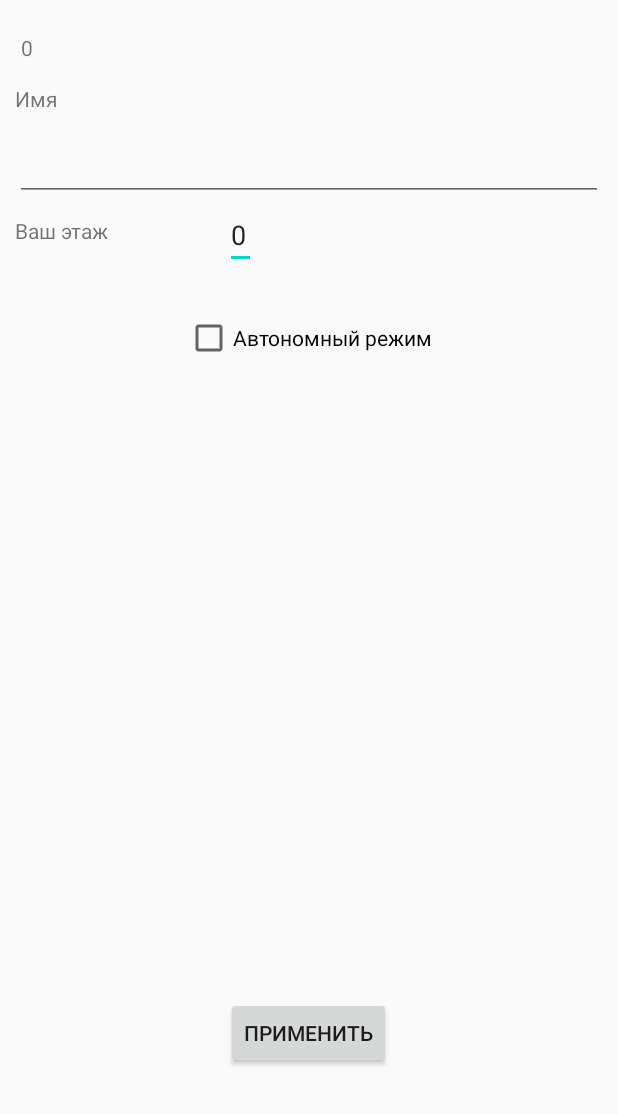
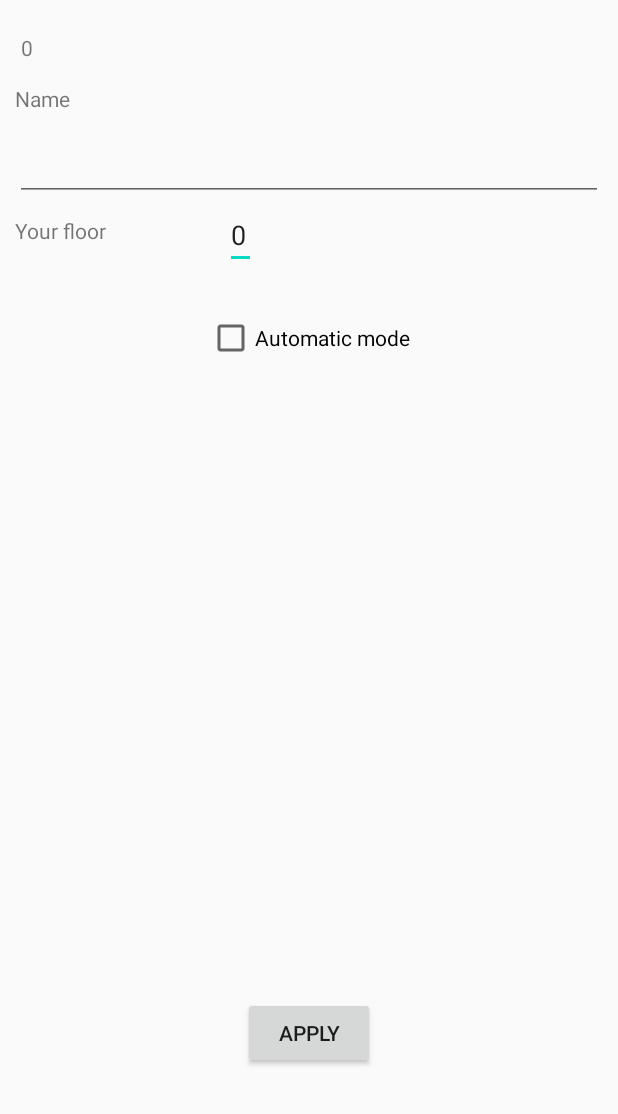
Before and after one commit to ITgenerat0r/Elevator, an Android app: the Settings screen opened directly, with no data from a screen before it, on a phone screen of 412 x 824 dp, the part 122-1236 px from its top. Run offline under Robolectric (Android 15) with nearby library versions, the phone set to English and light mode, and no system bars.

Commit message:
apply translated

```diff
--- a/app/src/main/java/com/example/elevator/Settings.java
+++ b/app/src/main/java/com/example/elevator/Settings.java
@@ -70,6 +70,16 @@ public class Settings extends AppCompatActivity {
         editText_floor.setText("" + itemAddress.getFloor());
         cur_floor = itemAddress.getFloor();
         checkBox_autodown.setChecked(itemAddress.isAuto());
+        checkBox_autodown.setText(getApplicationContext().getString(R.string.auto_mode));
+
+        TextView tv = findViewById(R.id.text_floor);
+        tv.setText(getApplicationContext().getString(R.string.your_floor));
+        tv = findViewById(R.id.textView_name);
+        tv.setText(getApplicationContext().getString(R.string.name));
+        tv = findViewById(R.id.text_home_address);
+        tv.setText(getApplicationContext().getString(R.string.elevator_id));
+        tv = findViewById(R.id.btn_set);
+        tv.setText(getApplicationContext().getString(R.string.apply));
 
 
         editText_address.addTextChangedListener(new TextWatcher() {
--- a/app/src/main/res/layout/activity_settings.xml
+++ b/app/src/main/res/layout/activity_settings.xml
@@ -14,7 +14,7 @@
         android:layout_marginTop="10dp"
         android:layout_marginBottom="10dp"
         android:layout_marginHorizontal="10dp"
-        android:text="Ваш этаж">
+        android:text="Your floor">
 
     </TextView>
 
--- a/zxing_standalone/src/main/res/values/strings.xml
+++ b/zxing_standalone/src/main/res/values/strings.xml
@@ -157,6 +157,7 @@
   <string name="disable_BT">Disable Bluetooth</string>
 
   <string name="name">Name</string>
+  <string name="elevator_id">Elevator ID</string>
   <string name="your_floor">Your floor</string>
   <string name="auto_mode">Automatic mode</string>
   <string name="apply">Apply</string>
```
Also changed, not shown: 2 other files.
